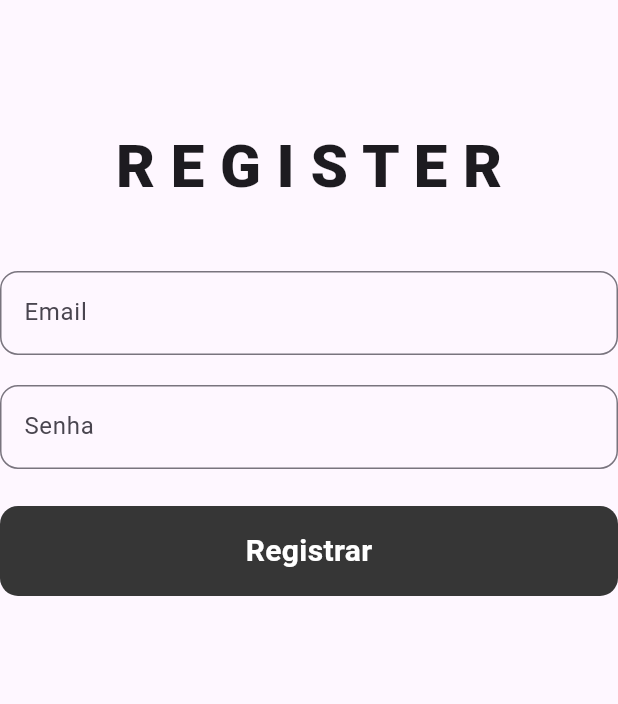
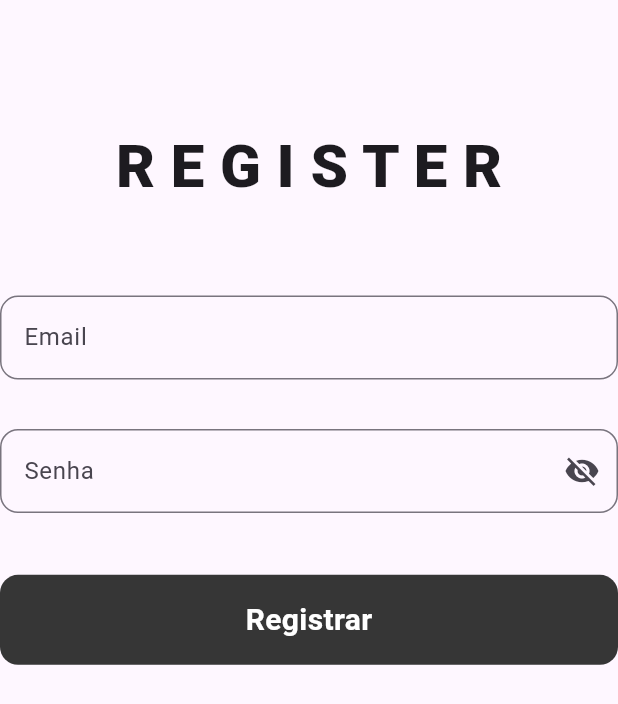
Before and after one commit to LucasCva/LoginPage, a Flutter app: the LoginPageD screen opened directly, after a tap on "CRIE SUA CONTA AQUI", after a tap on "Registrar", on a phone screen of 412 x 824 dp. Shown: the top 704 px of the screen. Run offline on Flutter 3.47's test engine with Material 3 defaults, Android fonts, the phone set to English and light mode, and no system bars; our stand-ins replace firebase_auth, firebase_core; accounts and stored records are empty; network calls fail.

Commit message:
commit 2.0

```diff
--- a/lib/components/senha_textfield.dart
+++ b/lib/components/senha_textfield.dart
@@ -1,17 +1,37 @@
 import 'package:flutter/material.dart';
 
-class senhaTextField extends StatelessWidget {
-  senhaTextField({super.key});
+// ignore: camel_case_types
+class senhaTextField extends StatefulWidget {
+  const senhaTextField({super.key});
 
   static final senhaController = TextEditingController();
 
   @override
+  State<senhaTextField> createState() => _senhaTextFieldState();
+}
+
+// ignore: camel_case_types
+class _senhaTextFieldState extends State<senhaTextField> {
+  bool _passwordIsNotVisible = true;
+
+  @override
   Widget build(BuildContext context) {
     return TextField(
-      controller: senhaController,
+      controller: senhaTextField.senhaController,
+      obscureText: _passwordIsNotVisible,
       decoration: InputDecoration(
         border: OutlineInputBorder(borderRadius: BorderRadius.circular(12)),
         hintText: "Senha",
+        suffixIcon: GestureDetector(
+          onTap: () {
+            setState(() {
+              _passwordIsNotVisible = !_passwordIsNotVisible;
+            });
+          },
+          child: Icon(
+            _passwordIsNotVisible ? Icons.visibility_off : Icons.visibility,
+          ),
+        ),
       ),
     );
   }
--- a/lib/pages/login/LoginPage.dart
+++ b/lib/pages/login/LoginPage.dart
@@ -14,6 +14,7 @@ class _LoginPageState extends State<LoginPage> {
   @override
   Widget build(BuildContext context) {
     return const Scaffold(
+        //usa uma classe criado que verifica o tamanho da tela
         body: ResponsiveLayout(
             layoutMobile: LoginPageM(), layoutDesktop: LoginPageD()));
   }
--- a/lib/pages/login/LoginPageDesktop.dart
+++ b/lib/pages/login/LoginPageDesktop.dart
@@ -14,7 +14,7 @@ class _LoginPageDState extends State<LoginPageD> {
   @override
   Widget build(BuildContext context) {
     double screenHeight = MediaQuery.of(context).size.height;
-
+    double screenWidth = MediaQuery.of(context).size.width;
     return Scaffold(
         body: Column(
       children: [
@@ -38,12 +38,17 @@ class _LoginPageDState extends State<LoginPageD> {
 
         // TextField Email
         Padding(
-          padding: const EdgeInsets.fromLTRB(0, 0, 0, 20),
+          padding: EdgeInsets.symmetric(
+              horizontal: screenWidth * 0.02, vertical: screenHeight * 0.02),
           child: SizedBox(width: 470, child: emailTextFIeld()),
         ),
 
         //TextField Senha
-        SizedBox(width: 470, child: senhaTextField()),
+        Padding(
+          padding: EdgeInsets.symmetric(
+              horizontal: screenWidth * 0.02, vertical: screenHeight * 0.02),
+          child: SizedBox(width: 470, child: senhaTextField()),
+        ),
 
         SizedBox(
           height: screenHeight * 0.03,
--- a/lib/pages/register/RegisterPageMobile.dart
+++ b/lib/pages/register/RegisterPageMobile.dart
@@ -39,12 +39,15 @@ class _RegisterPageMState extends State<RegisterPageM> {
 
         // TextField Email
         Padding(
-          padding: const EdgeInsets.fromLTRB(0, 0, 0, 20),
+          padding: EdgeInsets.symmetric(vertical: screenHeight * 0.02),
           child: SizedBox(width: 470, child: emailTextFIeld()),
         ),
 
         //TextField Senha
-        SizedBox(width: 470, child: senhaTextField()),
+        Padding(
+          padding: EdgeInsets.symmetric(vertical: screenHeight * 0.02),
+          child: SizedBox(width: 470, child: senhaTextField()),
+        ),
 
         SizedBox(
           height: screenHeight * 0.03,
--- a/lib/servicos/autenticacao_servico.dart
+++ b/lib/servicos/autenticacao_servico.dart
@@ -4,16 +4,24 @@ class AutenticacaoServico {
   //pediu uma instancia do firebases
   final FirebaseAuth _firebaseAuth = FirebaseAuth.instance;
 
+  //cadastra o usuario
   cadastrar({
     required String email,
     required String senha,
   }) async {
-    await _firebaseAuth.createUserWithEmailAndPassword(
-      email: email,
-      password: senha,
-    );
+    try {
+      await _firebaseAuth.createUserWithEmailAndPassword(
+        email: email,
+        password: senha,
+      );
+    } on FirebaseAuthException catch (e) {
+      if (e.code == "email-already-in-use") {
+        print("Email ja está sendo usado");
+      }
+    }
   }
 
+  //loga o usuario
   logar({
     required String email,
     required String senha,
```
